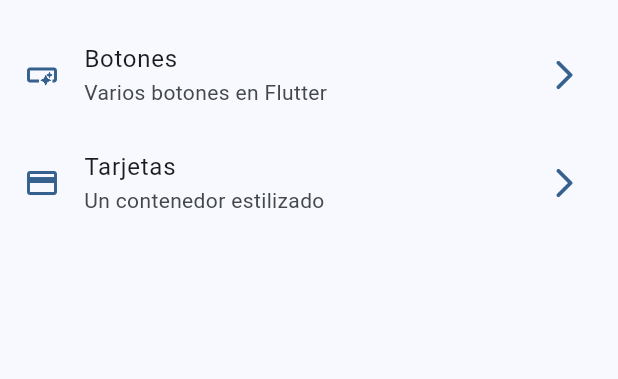
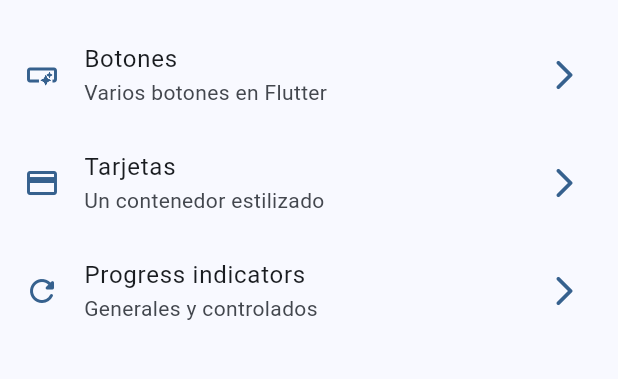
Before and after one commit to avazquezm/flutter_widgets_app, a Flutter app: the screen it shows after launch, on a phone screen of 412 x 824 dp, the part 63-442 px from its top. Run offline on Flutter 3.47's test engine with Material 3 defaults, Android fonts, the phone set to English and light mode, and no system bars; our stand-ins replace go_router.

```diff
--- a/lib/config/menu/menu_item.dart
+++ b/lib/config/menu/menu_item.dart
@@ -27,5 +27,11 @@ const List<MenuItem> appMenuItems = [
     subTitle: 'Un contenedor estilizado',
     link: CardsScreen.name,
     icon: Icons.credit_card,
+  ),
+  MenuItem(
+    title: 'Progress indicators',
+    subTitle: 'Generales y controlados',
+    link: ProgressScreen.name,
+    icon: Icons.refresh_rounded,
   )
 ];
--- a/lib/config/router/app_router.dart
+++ b/lib/config/router/app_router.dart
@@ -20,5 +20,10 @@ final appRouter = GoRouter(
       name: CardsScreen.name,
       builder: (context, state) => const CardsScreen(),
     ),
+    GoRoute(
+      path: '/progress',
+      name: ProgressScreen.name,
+      builder: (context, state) => const ProgressScreen(),
+    ),
   ],
 );
```
Also changed, not shown: lib/presentation/screens/progress/progress_screen.dart (+63 -3 lines).
